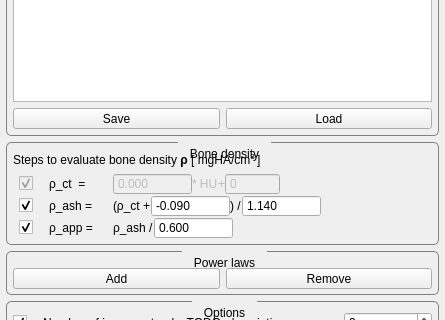
This is Plugins/ch.zhaw.materialmapping/src/internal/MaterialMappingViewControls.ui in araex/mitk-gem as Qt 5 draws it before an edit; both pictures show x 0 to 445 and y 193 to 513 of the 445 by 894 pixel window. The edited form follows.
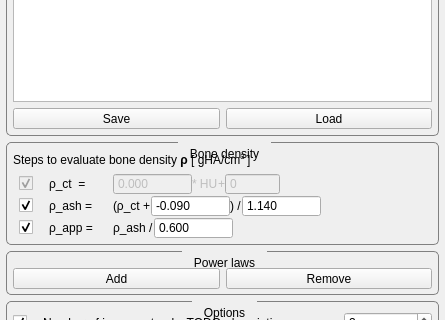
This is the edited form. Custom widgets are drawn as their Qt base class.

Commit message: changed displayed units to gHA/cm^3

```diff
--- a/Plugins/ch.zhaw.materialmapping/src/internal/MaterialMappingViewControls.ui
+++ b/Plugins/ch.zhaw.materialmapping/src/internal/MaterialMappingViewControls.ui
@@ -301,7 +301,7 @@
         <item>
          <widget class="QLabel" name="label_8">
           <property name="text">
-           <string>&lt;html&gt;&lt;head/&gt;&lt;body&gt;&lt;p&gt;Steps to evaluate bone density &lt;span style=&quot; font-weight:600;&quot;&gt;ρ &lt;/span&gt;[ mgHA/cm&lt;span style=&quot; vertical-align:super;&quot;&gt;3 &lt;/span&gt;]&lt;/p&gt;&lt;/body&gt;&lt;/html&gt;</string>
+           <string>&lt;html&gt;&lt;head/&gt;&lt;body&gt;&lt;p&gt;Steps to evaluate bone density &lt;span style=&quot; font-weight:600;&quot;&gt;ρ &lt;/span&gt;[ gHA/cm&lt;span style=&quot; vertical-align:super;&quot;&gt;3 &lt;/span&gt;]&lt;/p&gt;&lt;/body&gt;&lt;/html&gt;</string>
           </property>
           <property name="wordWrap">
            <bool>true</bool>
```
The commit also changes 1 other file.
